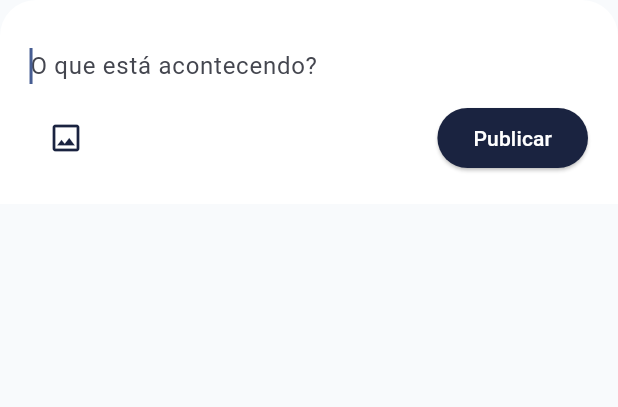
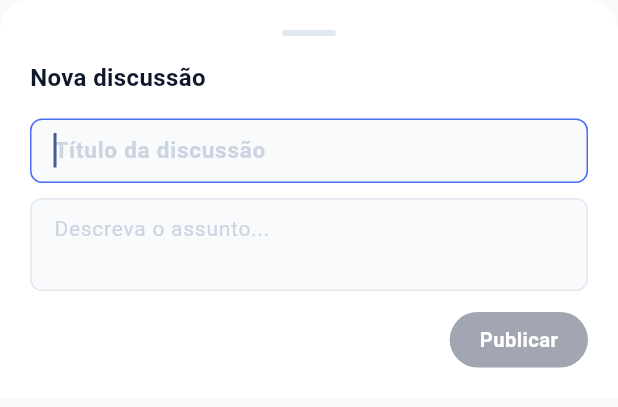
Before and after one commit to arthurRocha01/NOTIF, a Flutter app: the PublishModal widget shown alone on an empty page, opened directly with empty values, on a phone screen of 412 x 824 dp. Shown: the top 407 px of the screen. Run offline on Flutter 3.47's test engine with Material 3 defaults, Android fonts, the phone set to English and light mode, and no system bars; our stand-ins replace audioplayers, file_picker, firebase_core, firebase_messaging, fl_chart, flutter_local_notifications and 5 more; accounts and stored records are empty; network calls fail.

Commit message:
Remove suporte a imagem do fórum e renomeia aba para Painel
- PostModel, PostService, FeedController e HomeScreen: removidos
  PlatformFile, file_picker e parâmetro attachments
- PublishModal: removidos file picker, preview de imagem e botão de foto
- AlertAdminScreen: aba "Notificações" renomeada para "Painel"
- Fórum agora é somente texto (título + conteúdo)

Co-Authored-By: Claude Sonnet 4.6 <noreply@anthropic.com>

```diff
--- a/frontend/lib/features/home/controllers/feed_controller.dart
+++ b/frontend/lib/features/home/controllers/feed_controller.dart
@@ -1,8 +1,10 @@
 import 'package:flutter/material.dart';
-import 'package:file_picker/file_picker.dart';
+import 'package:flutter_riverpod/flutter_riverpod.dart';
 import 'package:notif_app/core/model/user_model.dart';
 import 'package:notif_app/features/home/model/post_model.dart';
 import '../services/post_service.dart';
+
+final feedProvider = ChangeNotifierProvider((ref) => FeedController());
 
 class FeedController extends ChangeNotifier {
   final PostService _service = PostService();
@@ -10,9 +12,7 @@ class FeedController extends ChangeNotifier {
   List<PostModel> posts = [];
   bool loading = false;
 
-
   int pageIndex = 0;
-
   int notifications = 3;
 
   Future<void> loadPosts() async {
@@ -21,7 +21,7 @@ class FeedController extends ChangeNotifier {
     try {
       posts = await _service.fetchPosts();
     } catch (e) {
-      debugPrint("Erro ao carregar posts: $e");
+      debugPrint('Erro ao carregar posts: $e');
     } finally {
       loading = false;
       notifyListeners();
@@ -35,21 +35,21 @@ class FeedController extends ChangeNotifier {
   }
 
   Future<void> publish({
+    required String title,
     required String content,
-    required List<PlatformFile> attachments,
     required UserModel? currentUser,
   }) async {
     try {
       final post = await _service.createPost(
+        title: title,
         content: content,
-        attachments: attachments,
         user: currentUser,
       );
       posts = [post, ...posts];
       pageIndex = 0;
       notifyListeners();
     } catch (e) {
-      debugPrint("Erro ao publicar: $e");
+      debugPrint('Erro ao publicar: $e');
     }
   }
 
--- a/frontend/lib/features/home/model/post_model.dart
+++ b/frontend/lib/features/home/model/post_model.dart
@@ -1,5 +1,3 @@
-import 'package:file_picker/file_picker.dart';
-
 class CommentModel {
   final String userName;
   final String content;
@@ -13,12 +11,11 @@ class PostModel {
   final String userId;
   final String userName;
   final String userRole;
-  final PlatformFile? userAvatar;
+  final String title;
   final String content;
-  final PlatformFile? image;
   final int likesCount;
   final int commentsCount;
-  final List<CommentModel> comments; // 👈 Adicionado
+  final List<CommentModel> comments;
   final bool isLiked;
   final bool isOwn;
   final DateTime createdAt;
@@ -28,12 +25,11 @@ class PostModel {
     required this.userId,
     required this.userName,
     required this.userRole,
-    this.userAvatar,
+    required this.title,
     required this.content,
-    this.image,
     required this.likesCount,
     required this.commentsCount,
-    this.comments = const [], // 👈 Inicializado vazio
+    this.comments = const [],
     required this.isLiked,
     required this.isOwn,
     required this.createdAt,
@@ -50,9 +46,8 @@ class PostModel {
       userId: userId,
       userName: userName,
       userRole: userRole,
-      userAvatar: userAvatar,
+      title: title,
       content: content,
-      image: image,
       likesCount: likesCount ?? this.likesCount,
       commentsCount: commentsCount,
       comments: comments ?? this.comments,
--- a/frontend/lib/features/home/screen/home_screen.dart
+++ b/frontend/lib/features/home/screen/home_screen.dart
@@ -18,8 +18,6 @@ import 'package:notif_app/features/home/widgets/publish_modal.dart';
 import 'package:notif_app/features/dashboard/screens/dashboard_screen.dart';
 import 'package:notif_app/shared/widgets/home_app_bar.dart';
 import 'package:notif_app/shared/layout/app_drawer.dart';
-
-final feedProvider = ChangeNotifierProvider((ref) => FeedController());
 
 class HomeScreen extends ConsumerStatefulWidget {
   const HomeScreen({super.key});
@@ -216,11 +214,11 @@ class _HomeScreenState extends ConsumerState<HomeScreen> {
       isScrollControlled: true,
       backgroundColor: Colors.transparent,
       builder: (context) => PublishModal(
-        onPublish: (content, files) async {
+        onPublish: (title, content) async {
           final nav = Navigator.of(context);
           await controller.publish(
+            title: title,
             content: content,
-            attachments: files,
             currentUser: user,
           );
           nav.pop();
--- a/frontend/lib/features/home/services/post_service.dart
+++ b/frontend/lib/features/home/services/post_service.dart
@@ -1,4 +1,3 @@
-import 'package:file_picker/file_picker.dart';
 import 'package:notif_app/core/model/user_model.dart';
 import 'package:notif_app/features/home/model/post_model.dart';
 
@@ -13,6 +12,7 @@ class PostService {
         userId: 'user-sup-01',
         userName: 'Roberta Lima',
         userRole: 'Supervisora · Operações',
+        title: 'Protocolo de segurança atualizado',
         content:
             'Atenção a todos os colaboradores: o protocolo de segurança foi atualizado. '
             'Por favor, revisem o documento fixado no mural e confirmem o recebimento até sexta-feira.',
@@ -39,6 +39,7 @@ class PostService {
         userId: 'user-emp-02',
         userName: 'Carlos Mendes',
         userRole: 'Técnico · Manutenção',
+        title: 'Revisão preventiva do setor B concluída',
         content:
             'Concluí a revisão preventiva das máquinas do setor B. '
             'Tudo dentro do esperado. Relatório disponível no sistema.',
@@ -53,6 +54,7 @@ class PostService {
         userId: 'user-emp-03',
         userName: 'Ana Souza',
         userRole: 'Analista · Qualidade',
+        title: 'Reunião de alinhamento de metas — amanhã às 9h',
         content:
             'Lembrete: amanhã às 9h temos a reunião de alinhamento de metas do trimestre. '
             'Sala 3, presença obrigatória para todos do setor.',
@@ -74,6 +76,7 @@ class PostService {
         userId: 'user-sup-02',
         userName: 'Marcos Ferreira',
         userRole: 'Gestor · Logística',
+        title: 'Recorde de entregas no mês — parabéns ao time!',
         content:
             'Parabéns ao time de logística pelo recorde de entregas no mês! '
             'Resultado direto do esforço de cada um. Continuem assim!',
@@ -91,8 +94,8 @@ class PostService {
   }
 
   Future<PostModel> createPost({
+    required String title,
     required String content,
-    required List<PlatformFile> attachments,
     required UserModel? user,
   }) async {
     final post = PostModel(
@@ -100,8 +103,8 @@ class PostService {
       userId: user?.id ?? '0',
       userName: user?.name ?? 'Utilizador',
       userRole: user?.roleLabel ?? 'Colaborador',
+      title: title,
       content: content,
-      image: attachments.isNotEmpty ? attachments.first : null,
       likesCount: 0,
       commentsCount: 0,
       isLiked: false,
--- a/frontend/lib/features/home/widgets/publish_modal.dart
+++ b/frontend/lib/features/home/widgets/publish_modal.dart
@@ -1,9 +1,8 @@
-import 'package:file_picker/file_picker.dart';
 import 'package:flutter/material.dart';
 import 'package:notif_app/core/constants/app_colors.dart';
 
 class PublishModal extends StatefulWidget {
-  final Function(String, List<PlatformFile>) onPublish;
+  final Function(String title, String content) onPublish;
   const PublishModal({super.key, required this.onPublish});
 
   @override
@@ -11,16 +10,18 @@ class PublishModal extends StatefulWidget {
 }
 
 class _PublishModalState extends State<PublishModal> {
-  final TextEditingController _controller = TextEditingController();
-  List<PlatformFile> _selectedFiles = [];
+  final TextEditingController _titleController = TextEditingController();
+  final TextEditingController _contentController = TextEditingController();
 
-  void _pickFiles() async {
-    final result = await FilePicker.platform.pickFiles(
-      type: FileType.image,
-      allowMultiple: false,
-      withData: true, // 👈 CRÍTICO: Garante que os bytes existam na Web
-    );
-    if (result != null) setState(() => _selectedFiles = result.files);
+  bool get _canPublish =>
+      _titleController.text.trim().isNotEmpty &&
+      _contentController.text.trim().isNotEmpty;
+
+  @override
+  void dispose() {
+    _titleController.dispose();
+    _contentController.dispose();
+    super.dispose();
   }
 
   @override
@@ -31,52 +32,130 @@ class _PublishModalState extends State<PublishModal> {
       padding: EdgeInsets.fromLTRB(20, 20, 20, 20 + bottomInset),
       decoration: const BoxDecoration(
         color: Colors.white,
-        borderRadius: BorderRadius.vertical(top: Radius.circular(24)),
+        borderRadius: BorderRadius.vertical(top: Radius.circular(20)),
       ),
       child: Column(
         mainAxisSize: MainAxisSize.min,
+        crossAxisAlignment: CrossAxisAlignment.start,
         children: [
-          TextField(
-            controller: _controller,
-            maxLines: 5,
-            minLines: 1,
-            autofocus: true,
-            decoration: const InputDecoration(
-              hintText: "O que está acontecendo?",
-              border: InputBorder.none
+          // Handle
+          Center(
+            child: Container(
+              width: 36,
+              height: 4,
+              margin: const EdgeInsets.only(bottom: 16),
+              decoration: BoxDecoration(
+                color: const Color(0xFFE2E8F0),
+                borderRadius: BorderRadius.circular(2),
+              ),
             ),
           ),
-          if (_selectedFiles.isNotEmpty && _selectedFiles.first.bytes != null)
-            Container(
-              height: 150,
-              width: double.infinity,
-              margin: const EdgeInsets.only(bottom: 12),
-              child: ClipRRect(
-                borderRadius: BorderRadius.circular(12),
-                // Usamos Image.memory pois withData: true garante os bytes
-                child: Image.memory(
-                  _selectedFiles.first.bytes!,
-                  fit: BoxFit.cover
+          const Text(
+            'Nova discussão',
+            style: TextStyle(
+              fontSize: 16,
+              fontWeight: FontWeight.w700,
+              color: Color(0xFF0F172A),
+            ),
+          ),
+          const SizedBox(height: 16),
+          // Título
+          TextField(
+            controller: _titleController,
+            autofocus: true,
+            onChanged: (_) => setState(() {}),
+            style: const TextStyle(
+              fontSize: 15,
+              fontWeight: FontWeight.w600,
+              color: Color(0xFF0F172A),
+            ),
+            decoration: InputDecoration(
+              hintText: 'Título da discussão',
+              hintStyle: const TextStyle(
+                  fontSize: 15,
+                  fontWeight: FontWeight.w600,
+                  color: Color(0xFFCBD5E1)),
+              isDense: true,
+              contentPadding:
+                  const EdgeInsets.symmetric(horizontal: 12, vertical: 10),
+              border: OutlineInputBorder(
+                borderRadius: BorderRadius.circular(8),
+                borderSide: const BorderSide(color: Color(0xFFE2E8F0)),
+              ),
+              enabledBorder: OutlineInputBorder(
+                borderRadius: BorderRadius.circular(8),
+                borderSide: const BorderSide(color: Color(0xFFE2E8F0)),
+              ),
+              focusedBorder: OutlineInputBorder(
+                borderRadius: BorderRadius.circular(8),
+                borderSide: const BorderSide(color: Color(0xFF4A6CF7)),
+              ),
+              filled: true,
+              fillColor: const Color(0xFFF8FAFC),
+            ),
+          ),
+          const SizedBox(height: 10),
+          // Conteúdo
+          TextField(
+            controller: _contentController,
+            maxLines: 4,
+            minLines: 2,
+            onChanged: (_) => setState(() {}),
+            style: const TextStyle(fontSize: 14, color: Color(0xFF374151)),
+            decoration: InputDecoration(
+              hintText: 'Descreva o assunto...',
+              hintStyle: const TextStyle(
+                  fontSize: 14, color: Color(0xFFCBD5E1)),
+              isDense: true,
+              contentPadding:
+                  const EdgeInsets.symmetric(horizontal: 12, vertical: 10),
+              border: OutlineInputBorder(
+                borderRadius: BorderRadius.circular(8),
+                borderSide: const BorderSide(color: Color(0xFFE2E8F0)),
+              ),
+              enabledBorder: OutlineInputBorder(
+                borderRadius: BorderRadius.circular(8),
+                borderSide: const BorderSide(color: Color(0xFFE2E8F0)),
+              ),
+              focusedBorder: OutlineInputBorder(
+                borderRadius: BorderRadius.circular(8),
+                borderSide: const BorderSide(color: Color(0xFF4A6CF7)),
+              ),
+              filled: true,
+              fillColor: const Color(0xFFF8FAFC),
+            ),
+          ),
+          const SizedBox(height: 14),
+          Align(
+            alignment: Alignment.centerRight,
+            child: AnimatedOpacity(
+              opacity: _canPublish ? 1.0 : 0.4,
+              duration: const Duration(milliseconds: 150),
+              child: GestureDetector(
+                onTap: _canPublish
+                    ? () => widget.onPublish(
+                          _titleController.text.trim(),
+                          _contentController.text.trim(),
+                        )
+                    : null,
+                child: Container(
+                  padding: const EdgeInsets.symmetric(
+                      horizontal: 20, vertical: 9),
+                  decoration: BoxDecoration(
+                    color: AppColors.primary,
+                    borderRadius: BorderRadius.circular(20),
+                  ),
+                  child: const Text(
+                    'Publicar',
+                    style: TextStyle(
+                      fontSize: 13.5,
+                      fontWeight: FontWeight.w600,
+                      color: Colors.white,
+                    ),
+                  ),
                 ),
               ),
             ),
-          Row(
-            mainAxisAlignment: MainAxisAlignment.spaceBetween,
-            children: [
-              IconButton(
-                icon: const Icon(Icons.image_outlined, color: AppColors.primary),
-                onPressed: _pickFiles
-              ),
-              ElevatedButton(
-                style: ElevatedButton.styleFrom(backgroundColor: AppColors.primary),
-                onPressed: () {
-                  if (_controller.text.isNotEmpty || _selectedFiles.isNotEmpty) {
-                    widget.onPublish(_controller.text, _selectedFiles);
-                  }
-                },
-                child: const Text("Publicar", style: TextStyle(color: Colors.white)),
-              ),
-            ],
           ),
         ],
       ),
```
Also changed, not shown: 1 other file.
